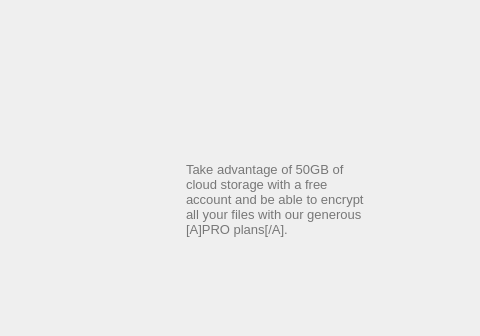
This is src/MEGASync/gui/win/InfoWizard.ui in meganz/MEGAsync as Qt 5 draws it before an edit; both pictures show x 240 to 720 and y 0 to 336 of the 720 by 524 pixel window. The edited form follows.
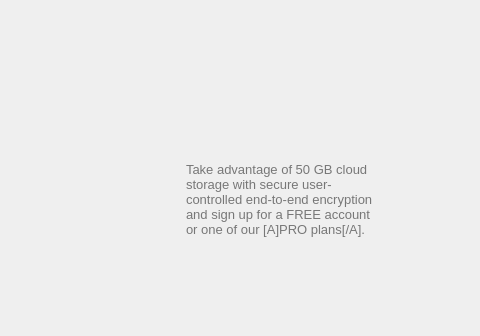
This is the edited form. The open tabs and pages were chosen to show the change. Icons and pictures are not drawn.

Commit message: Replace label with a more accurate one

What changed in the file:
```diff
--- a/src/MEGASync/gui/win/InfoWizard.ui
+++ b/src/MEGASync/gui/win/InfoWizard.ui
@@ -489,7 +489,7 @@
               </rect>
              </property>
              <property name="text">
-              <string>Take advantage of 50GB of cloud storage with a free  account and be able to encrypt all your files with our generous [A]PRO plans[/A].</string>
+              <string>Take advantage of 50 GB cloud storage with secure user-controlled end-to-end encryption and sign up for a FREE account or one of our [A]PRO plans[/A].</string>
              </property>
              <property name="alignment">
               <set>Qt::AlignBottom|Qt::AlignLeading|Qt::AlignLeft</set>
```
The commit also changes 2 other files.
